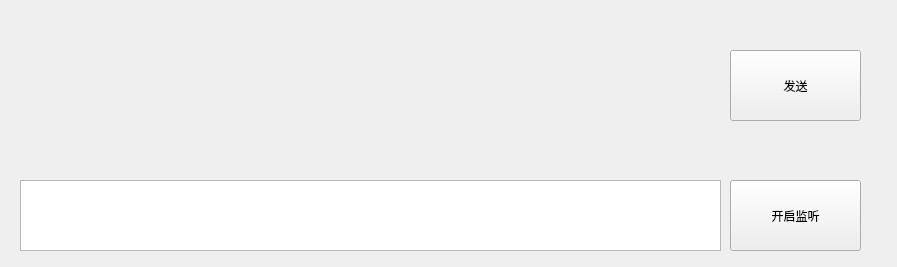
Qt form mainwindow.ui (lnwin/TH_SLAM_Server) before a commit.
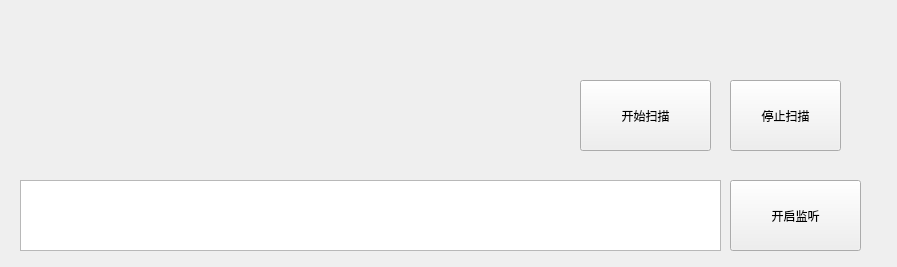
The same form after that commit.

What changed in the file:
```diff
--- a/mainwindow.ui
+++ b/mainwindow.ui
@@ -40,14 +40,27 @@
    <widget class="QPushButton" name="pushButton_2">
     <property name="geometry">
      <rect>
-      <x>730</x>
-      <y>50</y>
+      <x>580</x>
+      <y>80</y>
       <width>131</width>
       <height>71</height>
      </rect>
     </property>
     <property name="text">
-     <string>发送</string>
+     <string>开始扫描</string>
+    </property>
+   </widget>
+   <widget class="QPushButton" name="StopScan">
+    <property name="geometry">
+     <rect>
+      <x>730</x>
+      <y>80</y>
+      <width>111</width>
+      <height>71</height>
+     </rect>
+    </property>
+    <property name="text">
+     <string>停止扫描</string>
     </property>
    </widget>
   </widget>
```
Left out of the diff: 2 changed lines with no effect on the pictures.
